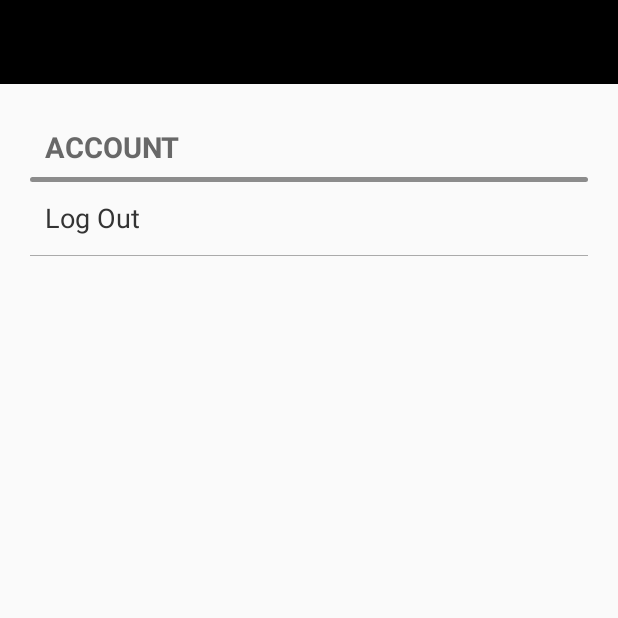
After one commit to OptimusLime/AndroidSocialServer, an Android app: the fragment UserSettingsFragment shown on its own in the app's theme, on a phone screen of 412 x 824 dp, the top half of it. The commit adds this screen. Run offline under Robolectric (Android 15) with nearby library versions, the phone set to English and light mode, and no system bars; libraries missing offline, so code that uses them is left out: com.afollestad.materialdialogs; 3 statements that could not run were skipped.

Commit message:
[UserSettings created, more extensible than meets the eye -- a little boring for now][Signup hooked up to verification, and it works to verify the user!][No tests done to try and fool the server -- oops]
Next: finish login procedure -- need login username/password on the screen preferably. Also need to wire up the facebook button to send user to registration page with pre-entered info.

Important: need user session manager singleton to manage the state of the user. Are they signed on, do they have an api_token, when does it expire, etc etc. All places in the app should be able to access the user object to pull things from it if necessary.

```diff
--- a/Android/app/build.gradle
+++ b/Android/app/build.gradle
@@ -23,6 +23,7 @@ dependencies {
     compile 'com.squareup.retrofit:retrofit:1.8.0'
     compile 'com.sefford:circular-progress-drawable:1.3@aar'
     compile 'com.rengwuxian.materialedittext:library:1.6.0'
+    compile 'com.afollestad:material-dialogs:0.4.3'
 
     compile fileTree(dir: 'libs', include: ['*.jar'])
 //    compile 'com.android.support:support-v13:20.0.+'
--- a/Android/app/src/main/java/edu/eplex/androidsocialclient/MainLoginActivity.java
+++ b/Android/app/src/main/java/edu/eplex/androidsocialclient/MainLoginActivity.java
@@ -39,11 +39,9 @@ public class MainLoginActivity extends ActionBarActivity {
     @Override
     public void onCreate(Bundle savedInstanceState) {
 
-//        getWindow().requestFeature(Window.FEATURE_ACTION_BAR);
-//        getActionBar().hide();
-
         super.onCreate(savedInstanceState);
 
+        //TODO: check if user is logged in, then just open up the appropriate fragment/activity combo
         if (savedInstanceState == null) {
             // Add the fragment on initial activity setup
             loginFragment = new LoginFragment();
--- /dev/null
+++ b/Android/app/src/main/java/edu/eplex/androidsocialclient/MainUI/UserSettingsFragment.java
@@ -0,0 +1,251 @@
+package edu.eplex.androidsocialclient.MainUI;
+
+import android.content.Context;
+import android.content.Intent;
+import android.os.Bundle;
+import android.support.v4.app.Fragment;
+import android.support.v7.app.ActionBarActivity;
+import android.support.v7.widget.Toolbar;
+import android.text.Html;
+import android.util.Log;
+import android.view.LayoutInflater;
+import android.view.Menu;
+import android.view.MenuInflater;
+import android.view.MenuItem;
+import android.view.View;
+import android.view.ViewGroup;
+import android.widget.AdapterView;
+import android.widget.BaseAdapter;
+import android.widget.Button;
+import android.widget.ListView;
+import android.widget.TextView;
+
+import com.afollestad.materialdialogs.Alignment;
+import com.afollestad.materialdialogs.MaterialDialog;
+
+import java.util.Arrays;
+
+import edu.eplex.androidsocialclient.R;
+import edu.eplex.androidsocialclient.Utilities.FragmentFlowManager;
+
+/**
+ * Created by paul on 12/9/14.
+ */
+public class UserSettingsFragment extends Fragment {
+
+    //Tag for logging
+    private static final String TAG = "UserSettingsFragment";
+
+    ListView listView;
+
+    public static final int HDR_POS1 = 0;
+    public static final int HDR_POS2 = 5;
+
+    public final TitleActionPair[] ACTIONLIST = {
+            new TitleActionPair("ACCOUNT"),
+            new TitleActionPair("Log Out", ButtonActionEnum.LogOff)
+    };
+
+    private static final Integer LIST_HEADER = 0;
+    private static final Integer LIST_ITEM = 1;
+
+    private enum ButtonActionEnum
+    {
+        LogOff,
+        Nothing
+    }
+    private class TitleActionPair{
+
+        public TitleActionPair(String title)
+        {
+            this.title = title;
+            this.action = ButtonActionEnum.Nothing;
+        }
+        public TitleActionPair(String title, ButtonActionEnum action)
+        {
+            this.title = title;
+            this.action = action;
+        }
+        public String title;
+        public ButtonActionEnum action;
+    }
+
+    @Override
+    public void onCreate(Bundle savedInstanceState) {
+        super.onCreate(savedInstanceState);
+    }
+
+    @Override
+    public View onCreateView(LayoutInflater inflater, ViewGroup container,
+                             Bundle savedInstanceState) {
+        View rootView = inflater.inflate(R.layout.fragment_account_settings, container, false);
+
+        listView = (ListView)rootView.findViewById(R.id.account_settings_listview);
+        listView.setAdapter(new SettingsListAdapter(getActivity()));
+
+        //make sure we're clickable!
+        listView.setClickable(true);
+        listView.setOnItemClickListener(new AdapterView.OnItemClickListener() {
+            @Override
+            public void onItemClick(AdapterView<?> parent, View view, int position, long id) {
+                //we got an item, switch on the position
+                switch (ACTIONLIST[position].action)
+                {
+                    case LogOff:
+                        //logging off please! Warn the user, then confirm logoff
+                        warnUserBeforeLogout();
+
+                        break;
+                }
+
+            }
+        });
+
+        //register our toolbar with the activity -- so we get callbacks and stuff
+        Toolbar toolbar = (Toolbar) rootView.findViewById(R.id.accountSettingsToolbar);
+        ActionBarActivity abActivity = ((ActionBarActivity)getActivity());
+        abActivity.setSupportActionBar(toolbar);
+//        abActivity.getSupportActionBar().setDisplayHomeAsUpEnabled(true);
+        abActivity.getSupportActionBar().setTitle(getResources().getString(R.string.as_toolbar_title));
+
+        //confirm we want options callback
+        setHasOptionsMenu(true);
+
+        return rootView;
+    }
+
+
+    private class SettingsListAdapter extends BaseAdapter {
+        public SettingsListAdapter(Context context) {
+            mContext = context;
+        }
+
+        @Override
+        public int getCount() {
+            return ACTIONLIST.length;
+        }
+
+        @Override
+        public boolean areAllItemsEnabled() {
+            return true;
+        }
+
+        @Override
+        public boolean isEnabled(int position) {
+            return true;
+        }
+
+        @Override
+        public Object getItem(int position) {
+            return position;
+        }
+
+        @Override
+        public long getItemId(int position) {
+            return position;
+        }
+
+        @Override
+        public View getView(int position, View convertView, ViewGroup parent) {
+
+            String headerText = getHeader(position);
+            if(headerText != null) {
+
+                View item = convertView;
+                if(convertView == null || convertView.getTag() == LIST_ITEM) {
+
+                    item = LayoutInflater.from(mContext).inflate(
+                            R.layout.account_settings_header, parent, false);
+                    item.setTag(LIST_HEADER);
+                }
+
+                TextView headerTextView = (TextView)item.findViewById(R.id.as_list_hdr);
+                headerTextView.setText(headerText);
+                return item;
+            }
+
+            View item = convertView;
+            if(convertView == null || convertView.getTag() == LIST_HEADER) {
+                item = LayoutInflater.from(mContext).inflate(
+                        R.layout.account_settings_listview_items, parent, false);
+                item.setTag(LIST_ITEM);
+            }
+
+            TextView header = (TextView)item.findViewById(R.id.as_item_header);
+            header.setText(ACTIONLIST[position % ACTIONLIST.length].title);
+
+            return item;
+        }
+
+        private String getHeader(int position) {
+
+            if(position == HDR_POS1  || position == HDR_POS2) {
+                return ACTIONLIST[position].title;
+            }
+
+            return null;
+        }
+
+        private final Context mContext;
+    }
+
+    //here we warn the user before loggin off
+    void warnUserBeforeLogout()
+    {
+        new MaterialDialog.Builder(getActivity())
+            .title("Confirm Log Out")
+            .content(Html.fromHtml("<br/>Are you sure you want to log out?<br/>"))
+            .titleAlignment(Alignment.CENTER)
+            .contentAlignment(Alignment.CENTER)
+            .positiveText("Yes")
+            .neutralText("No")
+            .callback(new MaterialDialog.Callback() {
+                @Override
+                public void onNegative(MaterialDialog materialDialog) {
+                    //easy, just hide ourselves!
+                    materialDialog.hide();
+                }
+
+                @Override
+                public void onPositive(MaterialDialog materialDialog) {
+                    materialDialog.hide();
+                    logoutUser();
+                }
+            })
+            .show();
+    }
+    void logoutUser()
+    {
+        //TODO: more officially log user out
+        //we need to drop back to login page
+        FragmentFlowManager.getInstance().logoutUser(getActivity());
+
+    }
+
+
+    //This is the menu options handling
+    @Override
+    public void onCreateOptionsMenu(Menu menu, MenuInflater inflater) {
+        super.onCreateOptionsMenu(menu, inflater);
+        getActivity().getMenuInflater().inflate(R.menu.menu_account_settings, menu);
+    }
+
+    @Override
+    public boolean onOptionsItemSelected(MenuItem item) {
+        // Handle action bar item clicks here. The action bar will
+        // automatically handle clicks on the Home/Up button, so long
+        // as you specify a parent activity in AndroidManifest.xml.
+        int id = item.getItemId();
+
+        //noinspection SimplifiableIfStatement
+        switch (id) {
+            case android.R.id.home:
+
+                //go back please!
+                getActivity().onBackPressed();
+                return true;
+        }
+
+        return super.onOptionsItemSelected(item);
+    }
+}
--- /dev/null
+++ b/Android/app/src/main/res/drawable/as_header_separator.xml
@@ -0,0 +1,5 @@
+<?xml version="1.0" encoding="utf-8"?>
+<shape xmlns:android="http://schemas.android.com/apk/res/android">
+    <solid android:color="@color/as_header_divider_color"        />
+    <corners android:radius="4dp" />
+</shape>
--- /dev/null
+++ b/Android/app/src/main/res/drawable/as_list_item_selector.xml
@@ -0,0 +1,10 @@
+<?xml version="1.0" encoding="utf-8"?>
+<selector xmlns:android="http://schemas.android.com/apk/res/android">
+
+    <item android:state_pressed="false" android:drawable="@color/transparent" />
+
+    <item
+        android:state_pressed="true"
+        android:drawable="@color/asListItemBackgroundSelectedColor" />
+
+</selector>
--- /dev/null
+++ b/Android/app/src/main/res/layout/account_settings_header.xml
@@ -0,0 +1,23 @@
+<RelativeLayout
+    xmlns:android="http://schemas.android.com/apk/res/android"
+    android:layout_width="match_parent"
+    android:layout_height="@dimen/as_header_height"
+    android:orientation="vertical"
+    >
+    <View
+        android:id="@+id/as_header_separator"
+        android:layout_width="match_parent"
+        android:layout_alignParentBottom="true"
+        style="@style/listViewHeaderDividerStyle"
+        />
+    <TextView
+        android:textIsSelectable="false"
+        android:id="@+id/as_list_hdr"
+        android:layout_width="wrap_content"
+        android:layout_height="wrap_content"
+        android:layout_above="@id/as_header_separator"
+        android:text="Stuff stuff stuff"
+        style="@style/listViewHeaderItem"
+        />
+
+</RelativeLayout>
--- /dev/null
+++ b/Android/app/src/main/res/layout/account_settings_listview_items.xml
@@ -0,0 +1,34 @@
+<?xml version="1.0" encoding="utf-8"?>
+<RelativeLayout
+    xmlns:android="http://schemas.android.com/apk/res/android"
+    android:layout_width="match_parent"
+    android:orientation="vertical"
+    style="@style/listViewItem"
+    android:background="@drawable/as_list_item_selector"
+    >
+    <View
+        android:id="@+id/as_item_separator"
+        android:focusable="false"
+        android:layout_width="match_parent"
+        android:layout_alignParentBottom="true"
+        style="@style/listViewDividerStyle" />
+
+     <LinearLayout
+         android:layout_width="match_parent"
+         android:layout_height="match_parent"
+         android:focusable="false"
+         android:layout_above="@+id/as_item_separator"
+         >
+         <TextView
+             android:textIsSelectable="false"
+             android:focusable="false"
+             android:id="@+id/as_item_header"
+             android:layout_width="wrap_content"
+             android:layout_height="wrap_content"
+             style="@style/listViewPrimaryDetail"
+             android:text="STUFF STUFF STUFF"
+             />
+         </LinearLayout>
+
+
+</RelativeLayout>
--- /dev/null
+++ b/Android/app/src/main/res/layout/fragment_account_settings.xml
@@ -0,0 +1,31 @@
+<?xml version="1.0" encoding="utf-8"?>
+<LinearLayout
+    xmlns:android="http://schemas.android.com/apk/res/android"
+    xmlns:app="http://schemas.android.com/apk/res-auto"
+    android:layout_width="match_parent"
+    android:layout_height="match_parent"
+    android:orientation="vertical">
+
+    <android.support.v7.widget.Toolbar
+        android:id="@+id/accountSettingsToolbar"
+        android:layout_height="wrap_content"
+        android:layout_width="match_parent"
+        android:layout_marginBottom="0dp"
+        android:paddingBottom="0dp"
+        android:background="@color/registration_toolbar_background"
+        app:theme="@style/RegistrationToolbarTheme"
+        />
+
+    <ListView
+        android:orientation="vertical"
+        android:layout_width="match_parent"
+        android:layout_height="match_parent"
+        android:headerDividersEnabled="false"
+        android:footerDividersEnabled="false"
+        android:divider="@color/transparent"
+        android:listSelector="@color/transparent"
+        android:id="@+id/account_settings_listview">
+
+    </ListView>
+
+</LinearLayout>
--- /dev/null
+++ b/Android/app/src/main/res/menu/menu_account_settings.xml
@@ -0,0 +1,4 @@
+<?xml version="1.0" encoding="utf-8"?>
+<menu xmlns:android="http://schemas.android.com/apk/res/android">
+
+</menu>
--- a/Android/app/src/main/res/values/colors.xml
+++ b/Android/app/src/main/res/values/colors.xml
@@ -1,5 +1,6 @@
 <?xml version="1.0" encoding="utf-8"?>
 <resources>
+    <color name="transparent">#0000</color>
     <color name="indigo_500">#3f51b5</color>
     <color name="indigo_700">#303f9f</color>
     <color name="cyan_500">#00bcd4</color>
@@ -7,9 +8,24 @@
     <!--<color name="tick_background">#bb030858</color>-->
     <color name="registration_toolbar_background">#000000</color>
     <color name="registration_toolbar_text">#DDD</color>
+
+    <color name="as_toolbar_background">#000000</color>
+    <color name="as_toolbar_text">#DDD</color>
+
     <!--<color name="tick_background_disabled">#3300bcd4</color>-->
     <color name="indeterminate_progress_wheel">#99222222</color>
     <color name="indeterminate_progress_success">#99228822</color>
     <color name="indeterminate_progress_failure">#CC992222</color>
-    <color name="toolbar_divider">#DDD</color>
+
+
+    <!--<color name="toolbar_divider">#DDD</color>-->
+
+    <color name="as_header_text_color">#C444</color>
+    <color name="as_header_divider_color">#9444</color>
+
+    <color name="as_primary_text_color">#333333</color>
+    <color name="as_divider_color">#6333</color>
+
+    <color name="asListItemBackgroundSelectedColor">#6333</color>
+
 </resources>
--- a/Android/app/src/main/res/values/dimens.xml
+++ b/Android/app/src/main/res/values/dimens.xml
@@ -13,4 +13,24 @@
 
     <dimen name="login_image_layout_margin">110dp</dimen>
 
+    <!--Account settings layout-->
+
+    <dimen name="as_item_left_indent">30dp</dimen>
+    <dimen name="as_divider_margin_left_right">20dp</dimen>
+    <dimen name="as_header_text_raise_margin">7dp</dimen>
+    <dimen name="as_primary_text_size">18sp</dimen>
+
+    <dimen name="as_header_height">65dp</dimen>
+    <dimen name="as_list_item_height">50dp</dimen>
+
+    <dimen name="as_header_text_size">19sp</dimen>
+
+    <dimen name="as_divider_height">1px</dimen>
+    <dimen name="as_section_divider_height">3dp</dimen>
+    <dimen name="asDividerMargin">15dp</dimen>
+    <dimen name="asSectionDividerMargin">5dp</dimen>
+
+    <dimen name="asSectionDividerMarginTop">5dp</dimen>
+    <dimen name="asSectionDividerPaddingLeftRight">15dp</dimen>
+
 </resources>
--- a/Android/app/src/main/res/values/strings.xml
+++ b/Android/app/src/main/res/values/strings.xml
@@ -11,7 +11,7 @@
     <string name="action_register_email">Join with Email</string>
     <string name="action_register_facebook">Join with Facebook</string>
     <string name="register_title">Register</string>
-
+    <string name="as_toolbar_title">ACCOUNT SETTINGS</string>
 
     <integer name="percent_alpha">40</integer>
 
--- a/Android/app/src/main/res/values/styles.xml
+++ b/Android/app/src/main/res/values/styles.xml
@@ -13,6 +13,8 @@
         <item name="android:windowContentOverlay">@null</item>
         <item name="toolbarStyle">@style/Widget.AppCompat.Toolbar</item>
 
+        <item name="md_accent_color">#673AB7</item>
+
         <!--<item name="android:actionBarDivider">@drawable/title_separator</item>-->
         <!--<item name="actionBarDivider">@drawable/title_separator</item>-->
 
@@ -25,11 +27,60 @@
 
     </style>
 
-    <style name="Divider">
-        <item name="android:layout_width">match_parent</item>
-        <item name="android:layout_height">1dp</item>
-        <item name="android:background">?android:attr/listDivider</item>
+    <!--<style name="Divider">-->
+        <!--<item name="android:layout_width">match_parent</item>-->
+        <!--<item name="android:layout_height">1dp</item>-->
+        <!--<item name="android:background">?android:attr/listDivider</item>-->
+    <!--</style>-->
+
+    <style name="listViewHeaderItem">
+        <item name="android:textStyle">bold</item>
+        <item name="android:textSize">@dimen/as_header_text_size</item>
+        <item name="android:textColor">@color/as_header_text_color</item>
+
+        <item name="android:layout_marginLeft">@dimen/as_item_left_indent</item>
+        <item name="android:layout_marginBottom">@dimen/as_header_text_raise_margin</item>
+        <item name="android:gravity">bottom</item>
+        <item name="android:layout_gravity">bottom</item>
+
+        <item name="android:background">@color/transparent</item>
+        <item name="android:clickable">false</item>
+        <item name="android:enabled">false</item>
     </style>
+
+    <style name="listViewItem">
+        <item name="android:layout_height">@dimen/as_list_item_height</item>
+    </style>
+
+    <style name="listViewPrimaryDetail">
+        <item name="android:textColor">@color/as_primary_text_color</item>
+        <item name="android:textSize">@dimen/as_primary_text_size</item>
+
+        <item name="android:layout_marginLeft">@dimen/as_item_left_indent</item>
+
+        <item name="android:layout_gravity">center_vertical</item>
+        <item name="android:gravity">center_vertical</item>
+
+        <item name="android:clickable">false</item>
+        <item name="android:enabled">false</item>
+
+    </style>
+
+    <style name="listViewDividerStyle">
+        <item name="android:layout_height">@dimen/as_divider_height</item>
+        <item name="android:layout_marginLeft">@dimen/as_divider_margin_left_right</item>
+        <item name="android:layout_marginRight">@dimen/as_divider_margin_left_right</item>
+        <item name="android:background">@color/as_divider_color</item>
+    </style>
+
+    <style name="listViewHeaderDividerStyle">
+        <item name="android:layout_height">@dimen/as_section_divider_height</item>
+        <item name="android:layout_marginLeft">@dimen/as_divider_margin_left_right</item>
+        <item name="android:layout_marginRight">@dimen/as_divider_margin_left_right</item>
+        <item name="android:background">@drawable/as_header_separator</item>
+    </style>
+
+
 
     <style name="RegistrationToolbarTheme" parent="Theme.AppCompat">
 
```
Also changed, not shown: Android/app/src/main/java/edu/eplex/androidsocialclient/Login/LoginFragment.java (+15 -10 lines), Android/app/src/main/java/edu/eplex/androidsocialclient/Login/RegisterFragment.java (+63 -19 lines), Android/app/src/main/java/edu/eplex/androidsocialclient/Utilities/FragmentFlowManager.java (added, +87 -0 lines), 4 other files.
